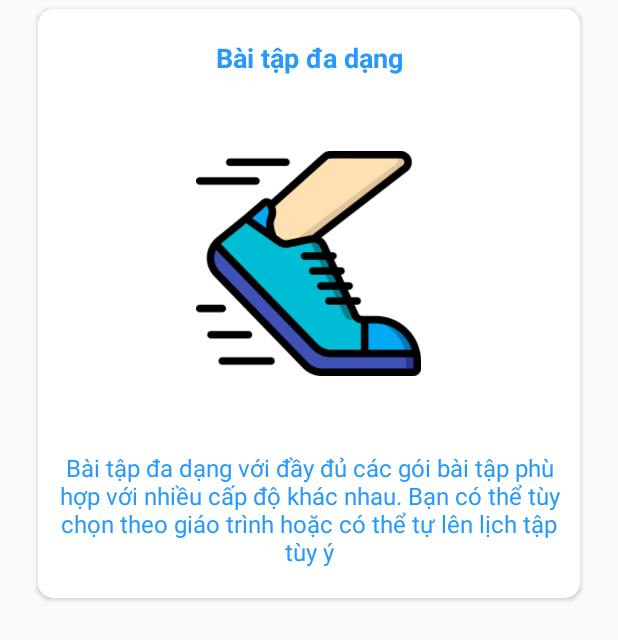
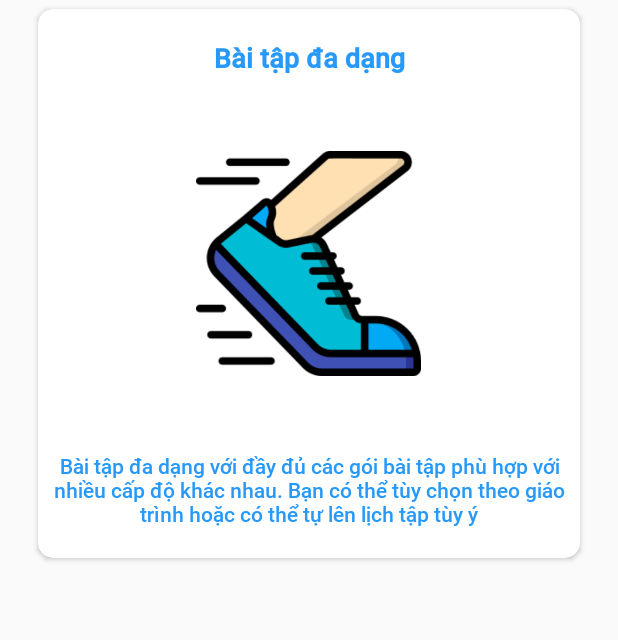
Before and after one commit to quocphuvt/polyfit_app, an Android app: the layout fragment_tutorial_card.xml on its own in the app's theme, with its tools: preview values and no code run, on a phone screen of 412 x 824 dp. Shown: the top 640 px of the screen. Run offline under Robolectric (Android 15) with nearby library versions, the phone set to English and light mode, and no system bars.

Commit message:
Change font size

```diff
--- a/app/src/main/res/layout/fragment_tutorial_card.xml
+++ b/app/src/main/res/layout/fragment_tutorial_card.xml
@@ -21,6 +21,7 @@
             android:textSize="18sp"
             android:gravity="center"
             android:text="Bài tập đa dạng"
+            android:fontFamily="@font/roboto"
             android:layout_marginTop="20dp"
             android:layout_width="match_parent"
             android:layout_height="wrap_content" />
@@ -38,7 +39,8 @@
             android:paddingLeft="10dp"
             android:paddingRight="10dp"
             android:textColor="#2699FB"
-            android:textSize="16sp"
+            android:fontFamily="@font/roboto"
+            android:textSize="14sp"
             android:gravity="center"
             android:text="Bài tập đa dạng với đầy đủ các gói bài tập phù hợp với nhiều cấp độ khác nhau. Bạn có thể tùy chọn theo giáo trình hoặc có thể tự lên lịch tập tùy ý"
             android:layout_width="match_parent"
```
Also changed, not shown: app/src/main/res/layout/activity_tutorial.xml (+5 -2 lines).
